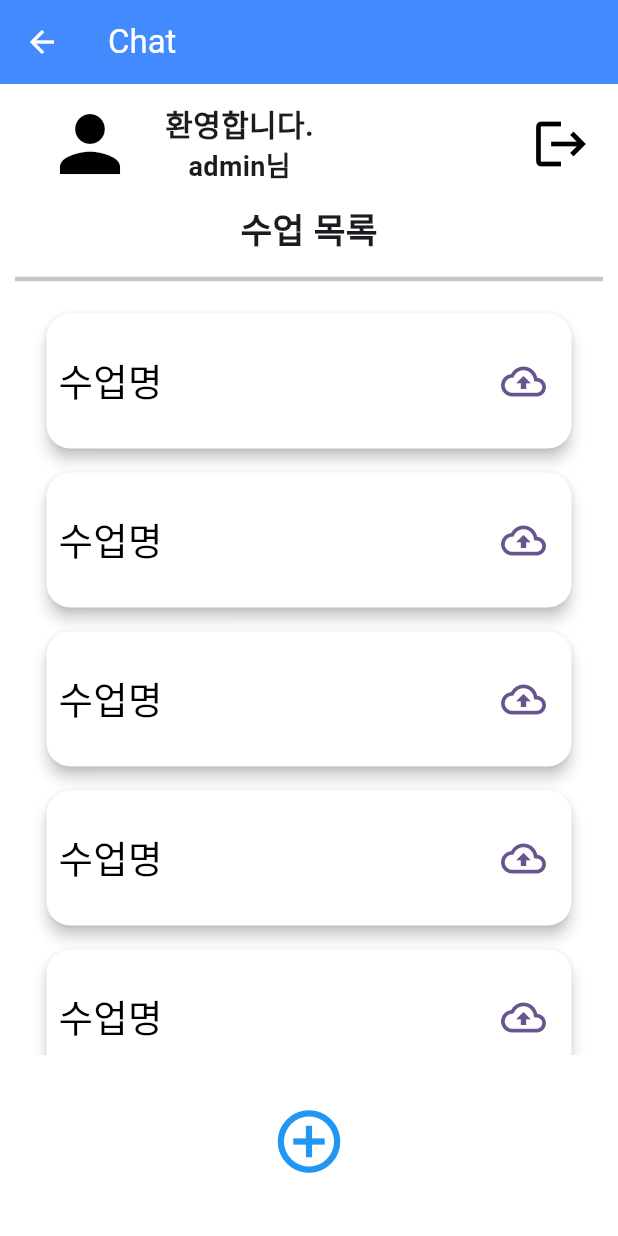
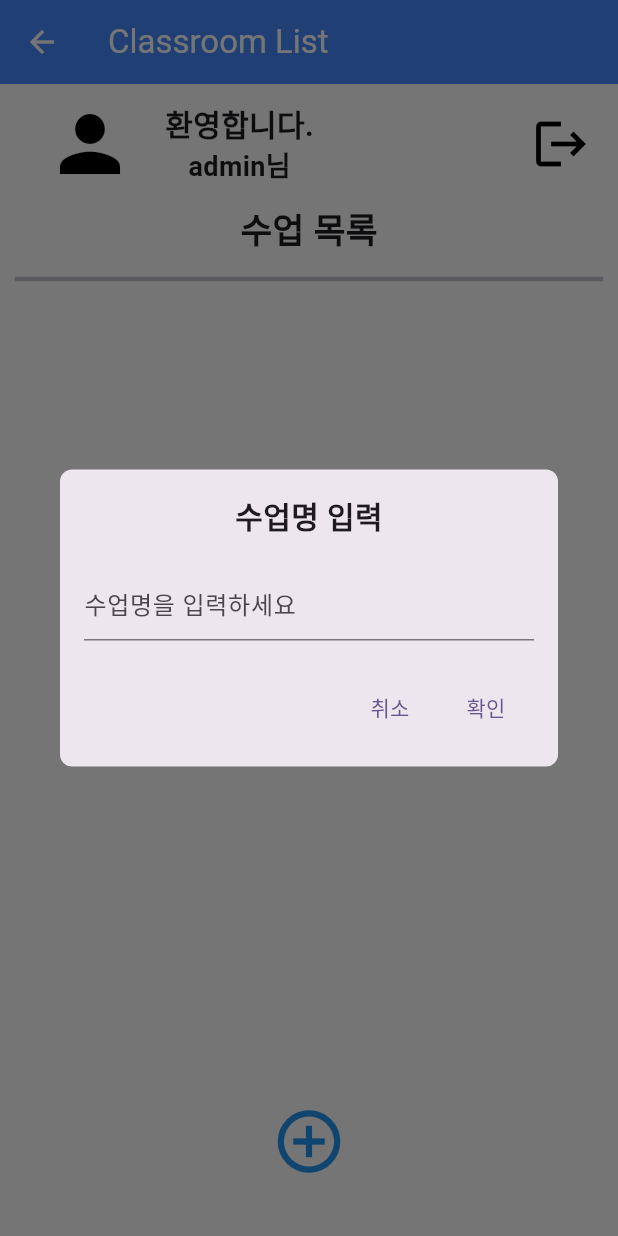
Before and after one commit to 2024-CapstonDesign-AI-Hackathon/login, a Flutter app: the ClassroomList screen opened directly, after a tap on the "add circle outline" icon, on a phone screen of 412 x 824 dp. Run offline on Flutter 3.47's test engine with Material 3 defaults, Android fonts, the phone set to English and light mode, and no system bars; our stand-ins replace dio, file_picker, flutter_secure_storage, permission_handler; accounts and stored records are empty.

Commit message:
Update ClassroomList.dart

```diff
--- a/lib/ClassroomList.dart
+++ b/lib/ClassroomList.dart
@@ -1,10 +1,8 @@
 import 'dart:io';
-
 import 'package:file_picker/file_picker.dart';
 import 'package:flutter/material.dart';
-import 'package:flutter/widgets.dart';
-import 'package:front/summary_page.dart';
 import 'package:permission_handler/permission_handler.dart';
+import 'summary_page.dart';
 
 class ClassroomList extends StatefulWidget {
   @override
@@ -17,6 +15,8 @@ class ClassroomList extends StatefulWidget {
 
 class _ClassroomListState extends State<ClassroomList> {
   ScrollController? _controller;
+  List<String> _courses = []; // 수업명 리스트 추가
+
   Future<void> requestStoragePermission() async {
     PermissionStatus status = await Permission.manageExternalStorage.request();
 
@@ -32,7 +32,6 @@ class _ClassroomListState extends State<ClassroomList> {
   }
 
   void _openFile() async {
-    // 권한 상태 확인 후 파일 선택
     PermissionStatus status = await Permission.storage.status;
     if (status.isGranted) {
       try {
@@ -53,6 +52,62 @@ class _ClassroomListState extends State<ClassroomList> {
     }
   }
 
+  void _showAddCourseDialog() {
+    final TextEditingController _controller = TextEditingController();
+
+    showDialog(
+      context: context,
+      builder: (BuildContext context) {
+        return Dialog(
+          shape: RoundedRectangleBorder(
+            borderRadius: BorderRadius.circular(8.0),
+          ),
+          child: Padding(
+            padding: const EdgeInsets.all(16.0),
+            child: Column(
+              mainAxisSize: MainAxisSize.min, // 다이얼로그 크기 자동 조정
+              children: [
+                Text(
+                  "수업명 입력",
+                  style: TextStyle(fontSize: 20, fontWeight: FontWeight.bold),
+                ),
+                SizedBox(height: 20),
+                TextField(
+                  controller: _controller,
+                  decoration: InputDecoration(hintText: "수업명을 입력하세요"),
+                ),
+                SizedBox(height: 20),
+                Row(
+                  mainAxisAlignment: MainAxisAlignment.end, // 버튼을 오른쪽 정렬
+                  children: [
+                    TextButton(
+                      onPressed: () {
+                        Navigator.of(context).pop(); // 다이얼로그 닫기
+                      },
+                      child: Text("취소"),
+                    ),
+                    TextButton(
+                      onPressed: () {
+                        if (_controller.text.isNotEmpty) {
+                          setState(() {
+                            _courses.add(_controller.text); // 리스트에 수업명 추가
+                          });
+                          Navigator.of(context).pop(); // 다이얼로그 닫기
+                        }
+                      },
+                      child: Text("확인"),
+                    ),
+                  ],
+                ),
+              ],
+            ),
+          ),
+        );
+      },
+    );
+  }
+
+  @override
   void initState() {
     super.initState();
     requestStoragePermission();
@@ -64,20 +119,12 @@ class _ClassroomListState extends State<ClassroomList> {
       appBar: AppBar(
         backgroundColor: Colors.blueAccent,
         leading: IconButton(
-          icon: const Icon(
-            Icons.arrow_back,
-            color: Colors.white,
-          ), // 뒤로가기 아이콘
+          icon: const Icon(Icons.arrow_back, color: Colors.white),
           onPressed: () {
             Navigator.pop(context); // 이전 화면으로 이동
           },
         ),
-        title: Text(
-          "Chat",
-          style: TextStyle(
-            color: Colors.white,
-          ),
-        ),
+        title: Text("Classroom List", style: TextStyle(color: Colors.white)),
       ),
       body: Padding(
         padding: const EdgeInsets.all(10.0),
@@ -90,32 +137,13 @@ class _ClassroomListState extends State<ClassroomList> {
                   child: Row(
                     children: [
                       Padding(
-                        padding: EdgeInsets.only(
-                          left: 20,
-                          right: 20,
-                        ),
-                        child: Icon(
-                          Icons.person,
-                          color: Colors.black,
-                          size: 60,
-                        ),
+                        padding: EdgeInsets.only(left: 20, right: 20),
+                        child: Icon(Icons.person, color: Colors.black, size: 60),
                       ),
                       Column(
                         children: [
-                          Text(
-                            "환영합니다.",
-                            style: TextStyle(
-                              fontSize: 20,
-                              fontWeight: FontWeight.bold,
-                            ),
-                          ),
-                          Text(
-                            "admin님",
-                            style: TextStyle(
-                              fontWeight: FontWeight.bold,
-                              fontSize: 18,
-                            ),
-                          ),
+                          Text("환영합니다.", style: TextStyle(fontSize: 20, fontWeight: FontWeight.bold)),
+                          Text("admin님", style: TextStyle(fontWeight: FontWeight.bold, fontSize: 18)),
                         ],
                       ),
                     ],
@@ -123,107 +151,67 @@ class _ClassroomListState extends State<ClassroomList> {
                 ),
                 IconButton(
                   onPressed: () {},
-                  icon: Icon(
-                    Icons.logout,
-                    size: 40,
-                    color: Colors.black,
-                  ),
+                  icon: Icon(Icons.logout, size: 40, color: Colors.black),
                 ),
               ],
             ),
-            SizedBox(
-              height: 10,
+            SizedBox(height: 10),
+            Container(
+              child: Text("수업 목록", style: TextStyle(fontSize: 23, fontWeight: FontWeight.bold)),
             ),
-            Container(
-              child: Text(
-                "수업 목록",
-                style: TextStyle(
-                  fontSize: 23,
-                  fontWeight: FontWeight.bold,
-                ),
-              ),
-            ),
-            Divider(
-              height: 30,
-              thickness: 3,
-            ),
+            Divider(height: 30, thickness: 3),
             Expanded(
-              child: SingleChildScrollView(
-                controller: _controller,
               child: ListView.builder(
-                  shrinkWrap: true,
-                  physics: NeverScrollableScrollPhysics(),
-                  itemCount: 10,
-                  itemBuilder: (BuildContext buildContext, int idx) {
+                itemCount: _courses.length,
+                itemBuilder: (BuildContext context, int idx) {
                   return Padding(
                     padding: const EdgeInsets.all(8.0),
-                      child: Column(
-                        children: [
-                          ElevatedButton(
+                    child: ElevatedButton(
                       style: ElevatedButton.styleFrom(
                         backgroundColor: Colors.white,
                         shape: RoundedRectangleBorder(
                           borderRadius: BorderRadius.circular(16.0),
                         ),
-                              elevation: 4.0, // 그림자 깊이
+                        elevation: 4.0,
                         padding: EdgeInsets.zero,
                       ),
                       onPressed: () {
                         Navigator.push(
                           context,
-                                MaterialPageRoute(
-                                    builder: (context) => SummaryPage()),
+                          MaterialPageRoute(builder: (context) => SummaryPage()),
                         );
-                            }, // 여기에 원하는 동작을 추가하세요
+                      },
                       child: Container(
                         height: 90,
                         width: 350,
                         padding: const EdgeInsets.all(8.0),
                         child: Row(
-                                mainAxisAlignment:
-                                    MainAxisAlignment.spaceBetween,
+                          mainAxisAlignment: MainAxisAlignment.spaceBetween,
                           children: [
                             Text(
-                                    "수업명",
-                                    style: TextStyle(
-                                        fontSize: 25, color: Colors.black),
+                              _courses[idx], // 수업명 표시
+                              style: TextStyle(fontSize: 25, color: Colors.black),
                             ),
                             IconButton(
                               onPressed: () {
                                 _openFile();
                               },
-                                    icon: Icon(
-                                      Icons.cloud_upload_outlined,
-                                      size: 30,
-                                    ),
+                              icon: Icon(Icons.cloud_upload_outlined, size: 30),
                             )
                           ],
                         ),
                       ),
-                          )
-                        ],
                     ),
                   );
                 },
               ),
             ),
+            SizedBox(height: 25),
+            IconButton(
+              onPressed: _showAddCourseDialog, // 수업 추가 다이얼로그 열기
+              icon: Icon(Icons.add_circle_outline_outlined, color: Colors.blue, size: 50),
             ),
-            SizedBox(
-              height: 25,
-            ),
-            IconButton(
-              onPressed: () {
-
-              },
-              icon: Icon(
-                Icons.add_circle_outline_outlined,
-                color: Colors.blue,
-                size: 50,
-              ),
-            ),
-            SizedBox(
-              height: 20,
-            ),
+            SizedBox(height: 20),
           ],
         ),
       ),
```
Lines whose indentation alone changed are shown as unchanged.
